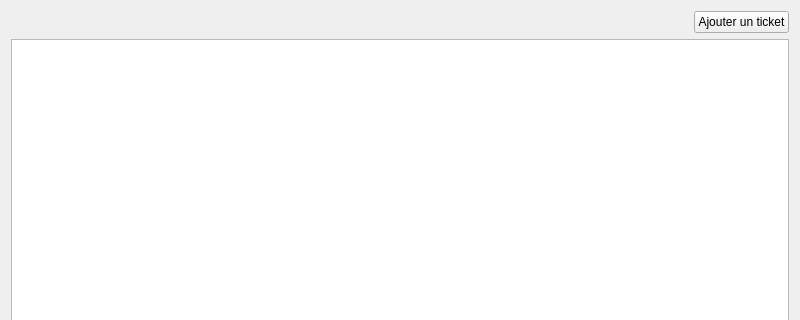
Old version of the form clientwidget.ui in the repository madisonnoyer54/EasyTicket; both pictures show x 0 to 800 and y 0 to 320 of the 800 by 600 pixel window.
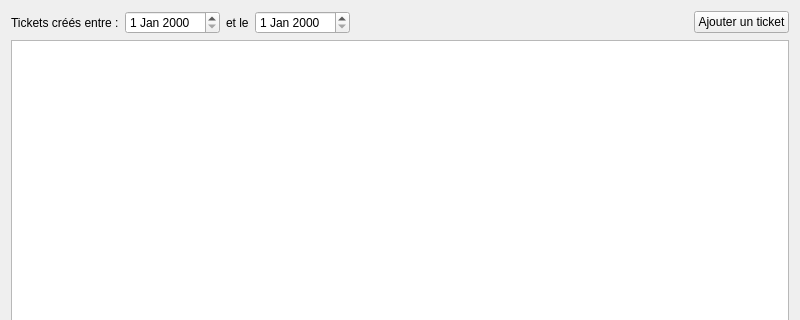
New version of the form.

Commit message: Ajout de date de création dans le ticket et consultation infos des tickets

What changed in the file:
```diff
--- a/clientwidget.ui
+++ b/clientwidget.ui
@@ -18,6 +18,26 @@
     <layout class="QVBoxLayout" name="verticalLayout">
      <item>
       <layout class="QHBoxLayout" name="horizontalLayout">
+       <item>
+        <widget class="QLabel" name="label">
+         <property name="text">
+          <string>Tickets créés entre :</string>
+         </property>
+        </widget>
+       </item>
+       <item>
+        <widget class="QDateEdit" name="dateSup"/>
+       </item>
+       <item>
+        <widget class="QLabel" name="label_2">
+         <property name="text">
+          <string>et le</string>
+         </property>
+        </widget>
+       </item>
+       <item>
+        <widget class="QDateEdit" name="dateInf"/>
+       </item>
        <item>
         <spacer name="horizontalSpacer">
          <property name="orientation">
```
The commit also changes 7 other files.
